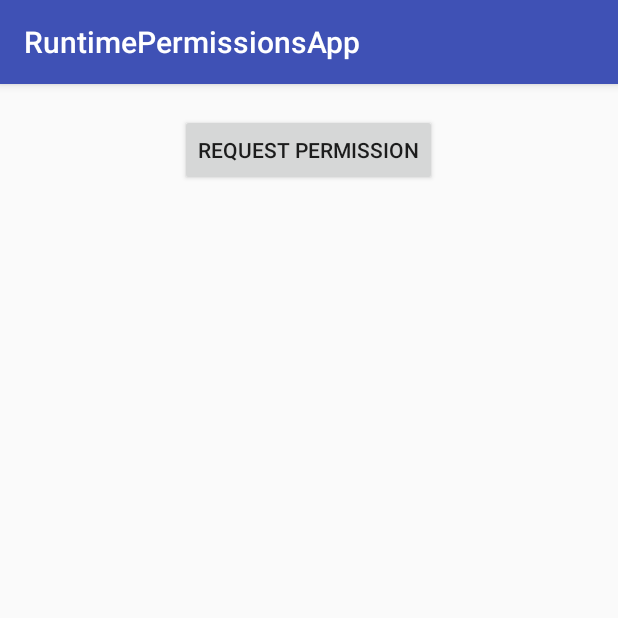
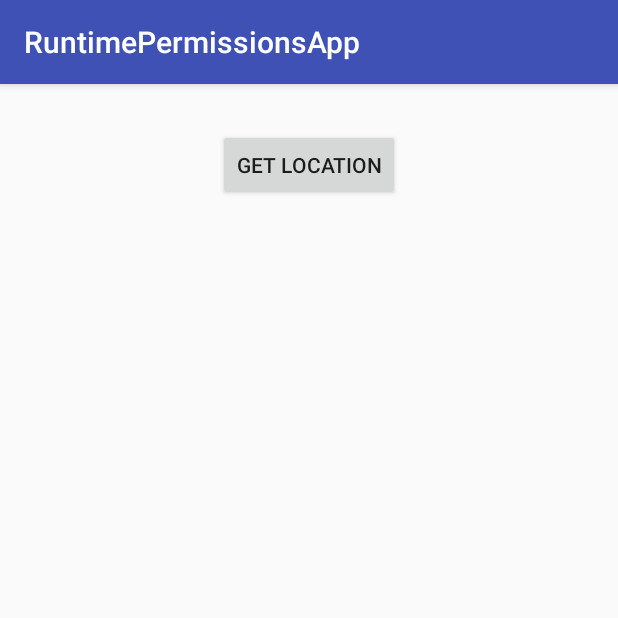
Before and after one commit to crestinfo/Android, an Android app: the screen it shows after launch (MainActivity), on a phone screen of 412 x 824 dp, the top half of it. Run offline under Robolectric (Android 15) with nearby library versions, the phone set to English and light mode, and no system bars; 2 statements that could not run were skipped.

Commit message:
Change in the main file to get Location

```diff
--- a/RuntimePermissionsApp/app/build.gradle
+++ b/RuntimePermissionsApp/app/build.gradle
@@ -26,5 +26,6 @@ dependencies {
     })
     compile 'com.android.support:appcompat-v7:25.3.1'
     compile 'com.android.support.constraint:constraint-layout:1.0.2'
+    compile 'com.google.android.gms:play-services-location:10.2.1'
     testCompile 'junit:junit:4.12'
 }
--- a/RuntimePermissionsApp/app/src/main/AndroidManifest.xml
+++ b/RuntimePermissionsApp/app/src/main/AndroidManifest.xml
@@ -3,6 +3,7 @@
     package="com.example.brittany.runtimepermissionsapp">
 
     <uses-permission android:name="android.permission.READ_CONTACTS" />
+
     <application
         android:allowBackup="true"
         android:icon="@mipmap/ic_launcher"
--- a/RuntimePermissionsApp/app/src/main/java/com/example/brittany/runtimepermissionsapp/MainActivity.java
+++ b/RuntimePermissionsApp/app/src/main/java/com/example/brittany/runtimepermissionsapp/MainActivity.java
@@ -12,49 +12,81 @@ import android.view.View;
 import android.widget.Button;
 import android.widget.Toast;
 
-public class MainActivity extends AppCompatActivity implements View.OnClickListener {
-    Button reqPermission;
+public class MainActivity extends AppCompatActivity implements LocationListener {
+    String TAG = "MainActivity";
+    private Button btnGetLocation;
+    private TextView txtMyLocation;
+    LocationManager locationManager;
+    RelativeLayout coordinatorLayout;
 
     @Override
     protected void onCreate(Bundle savedInstanceState) {
         super.onCreate(savedInstanceState);
         setContentView(R.layout.activity_main);
-        initView();
-        if (ActivityCompat.checkSelfPermission(this, Manifest.permission.READ_CONTACTS) != PackageManager.PERMISSION_GRANTED) {
-            if (ActivityCompat.shouldShowRequestPermissionRationale(this, Manifest.permission.READ_CONTACTS)) {
-                Toast.makeText(this, "Permission Granted", Toast.LENGTH_SHORT).show();
-            } else {
-                ActivityCompat.requestPermissions(this, new String[]{Manifest.permission.READ_CONTACTS}, 100);
+
+        coordinatorLayout = (RelativeLayout) findViewById(R.id.coordinatorLayout);
+        btnGetLocation = (Button) findViewById(R.id.btnGetLocation);
+        txtMyLocation = (TextView) findViewById(R.id.txtMyLocation);
+
+        btnGetLocation.setOnClickListener(new View.OnClickListener() {
+            @RequiresApi(api = Build.VERSION_CODES.M)
+            @Override
+            public void onClick(View v) {
+                if (ContextCompat.checkSelfPermission(MainActivity.this, Manifest.permission.ACCESS_FINE_LOCATION) != PackageManager.PERMISSION_GRANTED &&
+                        ContextCompat.checkSelfPermission(MainActivity.this, Manifest.permission.ACCESS_COARSE_LOCATION) != PackageManager.PERMISSION_GRANTED) {
+                    if (shouldShowRequestPermissionRationale(Manifest.permission.ACCESS_FINE_LOCATION)) {
+                        Snackbar snackbar = Snackbar.make(coordinatorLayout, "You need to allow permission to get location!", Snackbar.LENGTH_SHORT)
+                                .setAction("Allow", new View.OnClickListener() {
+                                    @Override
+                                    public void onClick(View v) {
+                                        requestPermissions(new String[]{Manifest.permission.ACCESS_FINE_LOCATION, Manifest.permission.ACCESS_COARSE_LOCATION}, 100);
+                                    }
+                                });
+                        snackbar.show();
+                    } else
+                        requestPermissions(new String[]{Manifest.permission.ACCESS_FINE_LOCATION, Manifest.permission.ACCESS_COARSE_LOCATION}, 100);
+                }
+
             }
+        });
+    }
+
+    void getLocation() {
+        try {
+            locationManager = (LocationManager) getSystemService(Context.LOCATION_SERVICE);
+            locationManager.requestLocationUpdates(LocationManager.GPS_PROVIDER, 5000, 5, this);
+        } catch (SecurityException e) {
+            e.printStackTrace();
         }
     }
 
-    private void initView() {
-        reqPermission = (Button) findViewById(R.id.reqPermission);
-        reqPermission.setOnClickListener(this);
-    }
-
-    @Override
-    public void onClick(View v) {
-        switch (v.getId()) {
-            case R.id.reqPermission:
-                Toast.makeText(this, "Button Clicked!", Toast.LENGTH_SHORT).show();
-                break;
-        }
-    }
 
     @Override
     public void onRequestPermissionsResult(int requestCode, @NonNull String[] permissions, @NonNull int[] grantResults) {
         super.onRequestPermissionsResult(requestCode, permissions, grantResults);
         if (requestCode == 100) {
             if (grantResults.length > 0 && grantResults[0] == PackageManager.PERMISSION_GRANTED) {
-                Toast.makeText(this, "We Have Permission From Result.", Toast.LENGTH_SHORT).show();
-                //Do your stuff here after permission granted
-            } else {
-                ActivityCompat.requestPermissions(this, new String[]{Manifest.permission.READ_CONTACTS}, 100);
+                getLocation();
             }
         } else {
-            Toast.makeText(this, "Unable to get Permission", Toast.LENGTH_SHORT).show();
+            Toast.makeText(this, "Unable to get Permission", Toast.LENGTH_LONG).show();
         }
     }
+
+    @Override
+    public void onLocationChanged(Location location) {
+        txtMyLocation.setText("Latitude : " + location.getLatitude() + "\n Longitude : " + location.getLongitude());
+    }
+
+    @Override
+    public void onStatusChanged(String provider, int status, Bundle extras) {
+    }
+
+    @Override
+    public void onProviderEnabled(String provider) {
+    }
+
+    @Override
+    public void onProviderDisabled(String provider) {
+    }
 }
--- a/RuntimePermissionsApp/app/src/main/res/layout/activity_main.xml
+++ b/RuntimePermissionsApp/app/src/main/res/layout/activity_main.xml
@@ -1,16 +1,24 @@
-<?xml version="1.0" encoding="utf-8"?>
 <RelativeLayout xmlns:android="http://schemas.android.com/apk/res/android"
+    xmlns:app="http://schemas.android.com/apk/res-auto"
     xmlns:tools="http://schemas.android.com/tools"
+    android:id="@+id/coordinatorLayout"
     android:layout_width="match_parent"
     android:layout_height="match_parent"
-    tools:context="com.example.brittany.runtimepermissionsapp.MainActivity">
+    tools:context=".MainActivity">
 
     <Button
-        android:id="@+id/reqPermission"
+        android:id="@+id/btnGetLocation"
         android:layout_width="wrap_content"
         android:layout_height="wrap_content"
         android:layout_centerHorizontal="true"
-        android:layout_marginTop="20dp"
-        android:text="@string/request_permission" />
+        android:layout_marginTop="30dp"
+        android:text="Get Location" />
+
+    <TextView
+        android:id="@+id/txtMyLocation"
+        android:layout_width="wrap_content"
+        android:layout_height="wrap_content"
+        android:layout_below="@+id/btnGetLocation"
+        android:layout_centerHorizontal="true" />
 
 </RelativeLayout>
```
